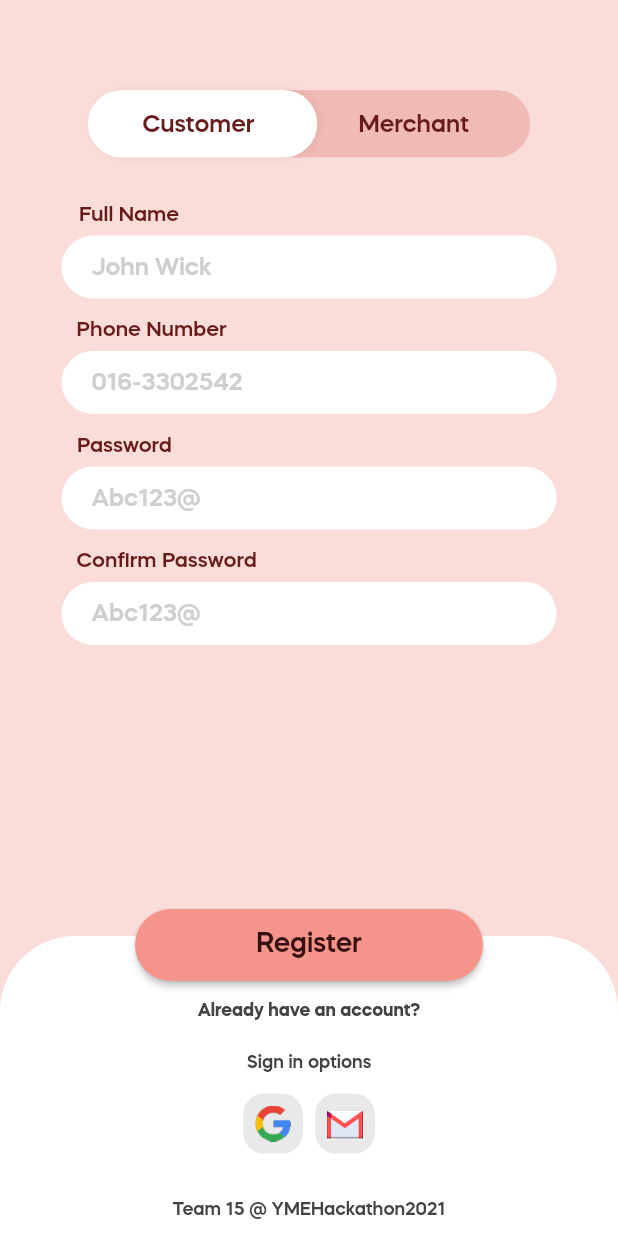
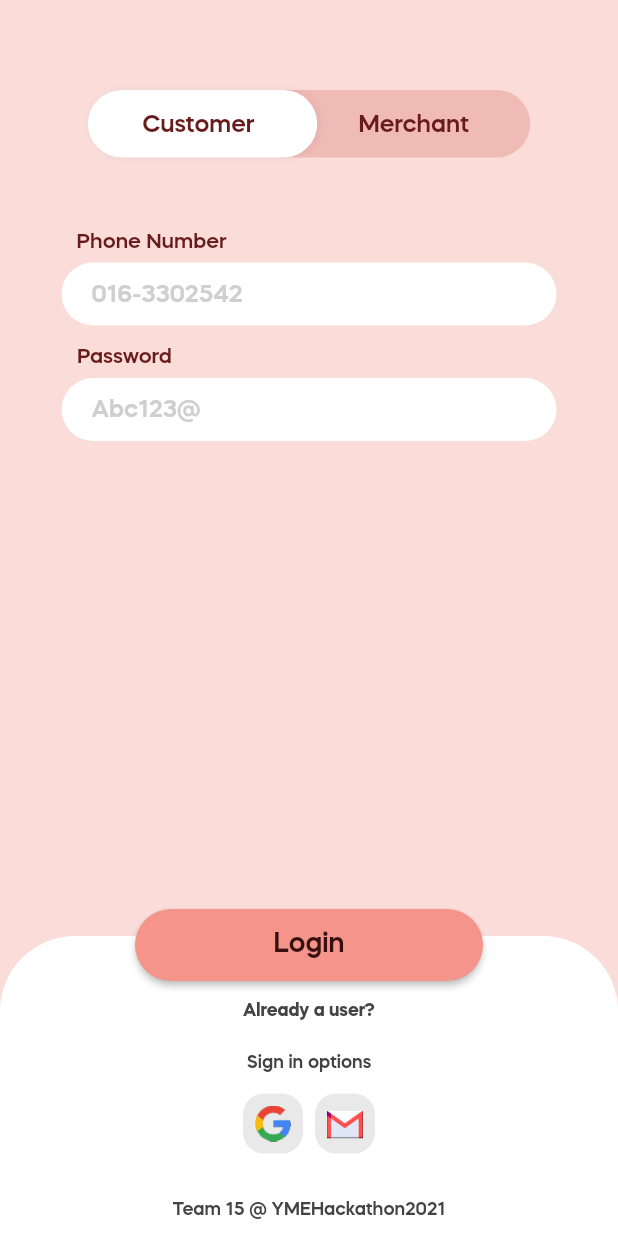
Before and after one commit to vrevolverrr/MarketConnect, a Flutter app: the LoginScreen screen opened directly, on a phone screen of 412 x 824 dp. Run offline on Flutter 3.47's test engine with Material 2 defaults, Android fonts, the phone set to English and light mode, and no system bars.

Commit message:
:sparkles: added login

```diff
--- a/app/lib/screens/login_acc_sreen.dart
+++ b/app/lib/screens/login_acc_sreen.dart
@@ -12,6 +12,8 @@ class _LoginScreenState extends State<LoginScreen> {
   final passwordFieldController = TextEditingController();
   final confirmPasswordFieldController = TextEditingController();
   final toggleBarController = ToggleBarController();
+
+  bool isRegistration = false;
 
   Widget customInputField(
       {required String hintText, required TextEditingController controller}) {
@@ -49,16 +51,21 @@ class _LoginScreenState extends State<LoginScreen> {
             SizedBox(
               height: 30.0,
             ),
-            Transform.translate(
+            isRegistration
+                ? Transform.translate(
                     offset: Offset(-120.0, 0),
                     child: Text(
                       "Full Name",
-                style: TextStyle(fontSize: 14.0, color: Color(0xff671b1b)),
+                      style:
+                          TextStyle(fontSize: 14.0, color: Color(0xff671b1b)),
                     ),
-            ),
+                  )
+                : SizedBox(),
             SizedBox(height: 5.0),
-            customInputField(
-                hintText: "John Wick", controller: fullNameFieldController),
+            isRegistration
+                ? customInputField(
+                    hintText: "John Wick", controller: fullNameFieldController)
+                : SizedBox(),
             SizedBox(height: 13.0),
             Transform.translate(
               offset: Offset(-105.0, 0),
@@ -83,17 +90,22 @@ class _LoginScreenState extends State<LoginScreen> {
             customInputField(
                 hintText: "Abc123@", controller: passwordFieldController),
             SizedBox(height: 13.0),
-            Transform.translate(
+            isRegistration
+                ? Transform.translate(
                     offset: Offset(-95.0, 0),
                     child: Text(
                       "Confirm Password",
-                style: TextStyle(fontSize: 14.0, color: Color(0xff671b1b)),
+                      style:
+                          TextStyle(fontSize: 14.0, color: Color(0xff671b1b)),
                     ),
-            ),
+                  )
+                : SizedBox(),
             SizedBox(height: 5.0),
-            customInputField(
+            isRegistration
+                ? customInputField(
                     hintText: "Abc123@",
-                controller: confirmPasswordFieldController),
+                    controller: confirmPasswordFieldController)
+                : SizedBox(),
             SizedBox(height: 13.0),
             Expanded(
               child: Align(
@@ -132,7 +144,7 @@ class _LoginScreenState extends State<LoginScreen> {
                             height: 48.0,
                             alignment: Alignment.center,
                             child: Text(
-                              "Register",
+                              isRegistration ? "Register" : "Login",
                               style: TextStyle(
                                   fontSize: 18.0, color: Color(0xff380F0F)),
                             ),
@@ -145,13 +157,24 @@ class _LoginScreenState extends State<LoginScreen> {
                       alignment: Alignment.center,
                       child: Transform.translate(
                         offset: Offset(0, -50.0),
+                        child: GestureDetector(
+                            onTap: () {
+                              setState(() {
+                                if (isRegistration)
+                                  isRegistration = false;
+                                else
+                                  isRegistration = true;
+                              });
+                            },
                             child: Text(
-                          "Already have an account?",
+                              isRegistration
+                                  ? "Already have an account?"
+                                  : "Already a user?",
                               style: TextStyle(
                                   fontFamily: "MazzardH-Bold",
                                   fontSize: 12.0,
                                   color: Color(0xff434343)),
-                        ),
+                            )),
                       ),
                     )),
                     Positioned.fill(
```
Lines whose indentation alone changed are shown as unchanged.
